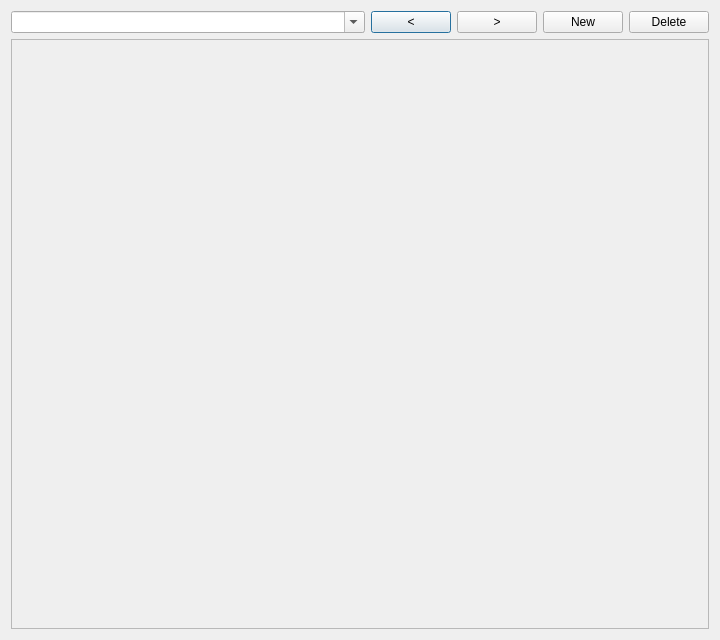
The window that DMHelper/src/spellbooktemplatedialog.ui (MMetze/DMHelper) describes before a commit, drawn with Qt 5.
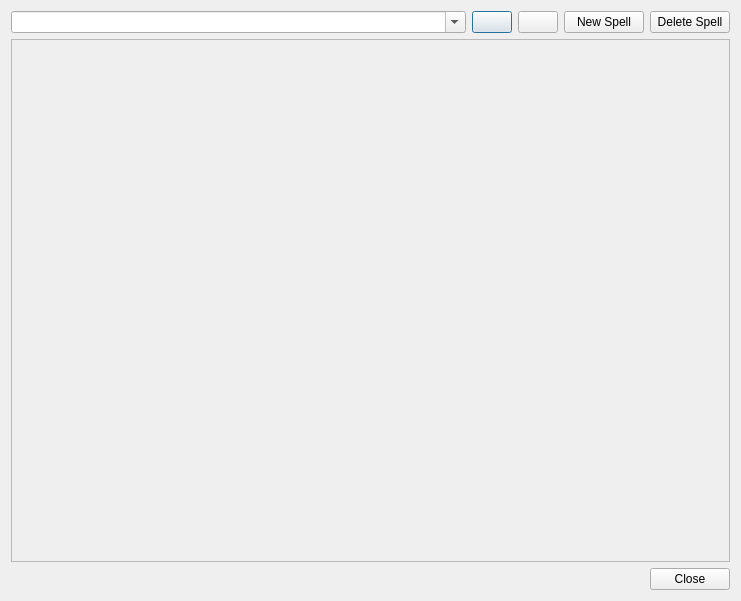
The same window after the commit. Icons and pictures are not drawn.

What changed in the file:
```diff
--- a/DMHelper/src/spellbooktemplatedialog.ui
+++ b/DMHelper/src/spellbooktemplatedialog.ui
@@ -6,13 +6,16 @@
    <rect>
     <x>0</x>
     <y>0</y>
-    <width>720</width>
-    <height>640</height>
+    <width>741</width>
+    <height>601</height>
    </rect>
   </property>
   <property name="windowTitle">
    <string>DMHelper - Spellbook</string>
   </property>
+  <property name="styleSheet">
+   <string notr="true">background-image: url(:/img/data/parchment.jpg);</string>
+  </property>
   <layout class="QVBoxLayout" name="verticalLayoutMain">
    <item>
     <layout class="QHBoxLayout" name="horizontalLayoutNav">
@@ -43,8 +46,15 @@
        <property name="toolTip">
         <string>Previous Spell</string>
        </property>
-       <property name="text">
-        <string>&lt;</string>
+       <property name="icon">
+        <iconset resource="resources.qrc">
+         <normaloff>:/img/data/left_arrow.png</normaloff>:/img/data/left_arrow.png</iconset>
+       </property>
+       <property name="iconSize">
+        <size>
+         <width>32</width>
+         <height>32</height>
+        </size>
        </property>
        <property name="shortcut">
         <string>Left</string>
@@ -56,8 +66,15 @@
        <property name="toolTip">
         <string>Next Spell</string>
        </property>
-       <property name="text">
-        <string>&gt;</string>
+       <property name="icon">
+        <iconset resource="resources.qrc">
+         <normaloff>:/img/data/right_arrow.png</normaloff>:/img/data/right_arrow.png</iconset>
+       </property>
+       <property name="iconSize">
+        <size>
+         <width>32</width>
+         <height>32</height>
+        </size>
        </property>
        <property name="shortcut">
         <string>Right</string>
@@ -70,7 +87,7 @@
         <string>New Spell</string>
        </property>
        <property name="text">
-        <string>New</string>
+        <string>New Spell</string>
        </property>
       </widget>
      </item>
@@ -80,7 +97,7 @@
         <string>Delete Spell</string>
        </property>
        <property name="text">
-        <string>Delete</string>
+        <string>Delete Spell</string>
        </property>
       </widget>
      </item>
@@ -96,13 +113,20 @@
        <rect>
         <x>0</x>
         <y>0</y>
-        <width>700</width>
-        <height>560</height>
+        <width>721</width>
+        <height>503</height>
        </rect>
       </property>
      </widget>
     </widget>
    </item>
+   <item>
+    <widget class="QDialogButtonBox" name="buttonBox">
+     <property name="standardButtons">
+      <set>QDialogButtonBox::StandardButton::Close</set>
+     </property>
+    </widget>
+   </item>
   </layout>
  </widget>
  <resources/>
```
Left out of the diff: 6 changed lines with no effect on the pictures.
